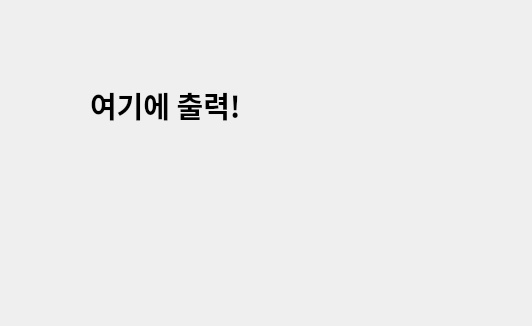
The window that Chap10_DemoForm.ui (papasmf1/ChatGPTPython) describes before a commit, drawn with Qt 5.
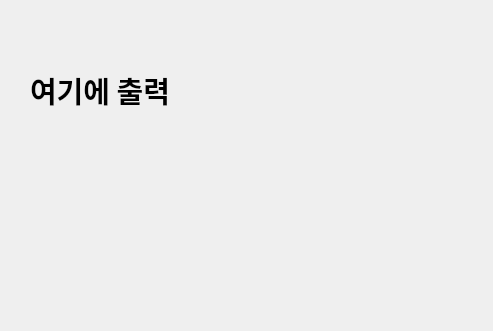
The same window after the commit.

Patch:
```diff
--- a/Chap10_DemoForm.ui
+++ b/Chap10_DemoForm.ui
@@ -6,8 +6,8 @@
    <rect>
     <x>0</x>
     <y>0</y>
-    <width>532</width>
-    <height>326</height>
+    <width>493</width>
+    <height>331</height>
    </rect>
   </property>
   <property name="windowTitle">
@@ -16,10 +16,10 @@
   <widget class="QLabel" name="label">
    <property name="geometry">
     <rect>
-     <x>90</x>
-     <y>70</y>
-     <width>371</width>
-     <height>71</height>
+     <x>30</x>
+     <y>60</y>
+     <width>391</width>
+     <height>61</height>
     </rect>
    </property>
    <property name="font">
@@ -31,7 +31,7 @@
     </font>
    </property>
    <property name="text">
-    <string>여기에 출력!</string>
+    <string>여기에 출력</string>
    </property>
   </widget>
  </widget>
```
